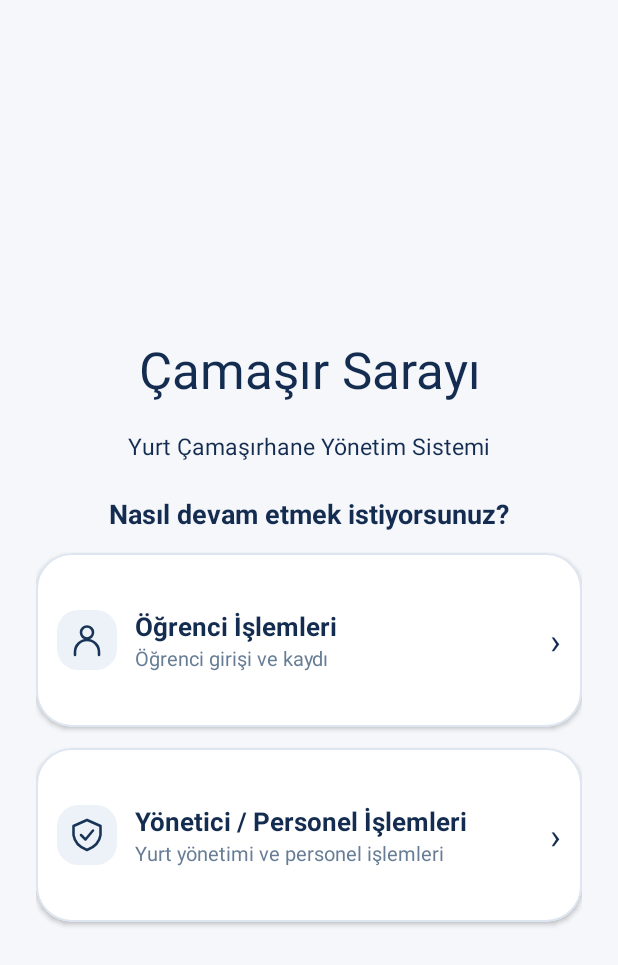
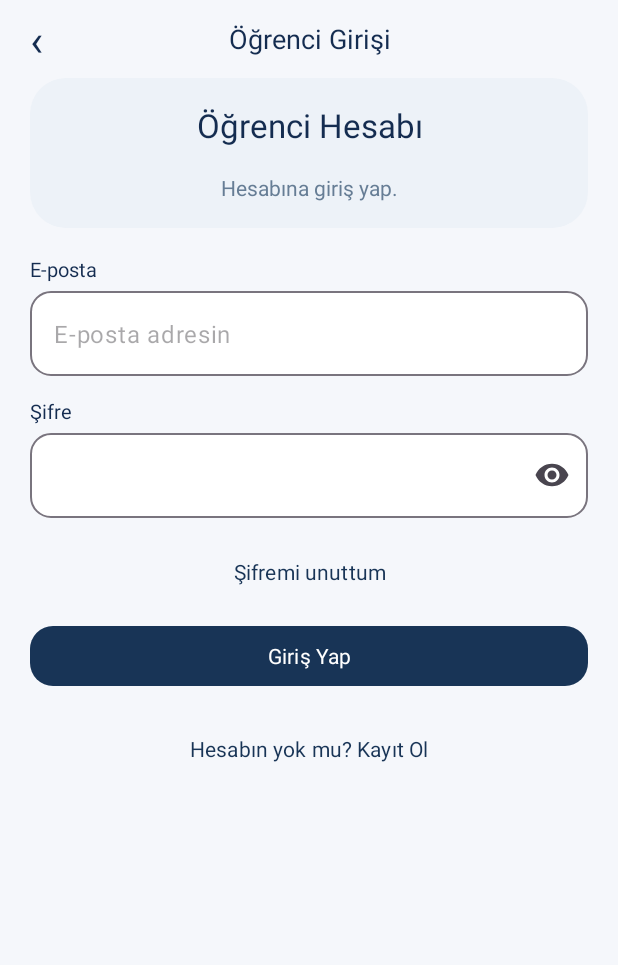
Before and after one commit to fatih23-gif/CamasirSarayi, an Android app: the screen it shows after launch (MainActivity), after a tap on "Öğrenci İşlemleri", on a phone screen of 412 x 824 dp. Shown: the top 965 px of the screen. Run offline under Robolectric (Android 15) with nearby library versions, the phone set to English and light mode, and no system bars.

Commit message:
Hafta 2 Asama 2 - Ogrenci giris ve kayit ekranlari eklendi

```diff
--- a/app/src/main/java/com/camasirsarayi/hafta2/MainActivity.kt
+++ b/app/src/main/java/com/camasirsarayi/hafta2/MainActivity.kt
@@ -1,7 +1,11 @@
 package com.camasirsarayi.hafta2
 
 import android.os.Bundle
+import android.util.Patterns
 import android.view.View
+import android.widget.EditText
+import android.widget.TextView
+import androidx.activity.OnBackPressedCallback
 import android.widget.Toast
 import androidx.appcompat.app.AppCompatActivity
 import androidx.core.view.ViewCompat
@@ -9,10 +13,31 @@ import androidx.core.view.WindowCompat
 import androidx.core.view.WindowInsetsCompat
 
 class MainActivity : AppCompatActivity() {
+    private enum class Screen(val layout: Int) {
+        WELCOME(R.layout.screen_welcome),
+        LOGIN(R.layout.screen_student_login),
+        REGISTER(R.layout.screen_student_register)
+    }
+
+    private var current = Screen.WELCOME
+
     override fun onCreate(savedInstanceState: Bundle?) {
         super.onCreate(savedInstanceState)
         WindowCompat.setDecorFitsSystemWindows(window, false)
-        val screen = layoutInflater.inflate(R.layout.screen_welcome, null)
+        onBackPressedDispatcher.addCallback(this, object : OnBackPressedCallback(true) {
+            override fun handleOnBackPressed() = goBack()
+        })
+        show(savedInstanceState?.getString("screen")?.let(Screen::valueOf) ?: Screen.WELCOME)
+    }
+
+    override fun onSaveInstanceState(outState: Bundle) {
+        outState.putString("screen", current.name)
+        super.onSaveInstanceState(outState)
+    }
+
+    private fun show(destination: Screen) {
+        current = destination
+        val screen = layoutInflater.inflate(destination.layout, null)
         setContentView(screen)
         WindowCompat.getInsetsController(window, screen).apply {
             isAppearanceLightStatusBars = true
@@ -23,11 +48,54 @@ class MainActivity : AppCompatActivity() {
             view.setPadding(bars.left, bars.top, bars.right, bars.bottom)
             insets
         }
-        findViewById<View>(R.id.student_login).setOnClickListener {
-            Toast.makeText(this, "Öğrenci ekranları 2. aşamada eklenecek.", Toast.LENGTH_SHORT).show()
+        if (destination == Screen.WELCOME) {
+            findViewById<View>(R.id.student_login).setOnClickListener { show(Screen.LOGIN) }
+            findViewById<View>(R.id.admin_login).setOnClickListener {
+                Toast.makeText(this, "Yönetici ekranları 3. aşamada eklenecek.", Toast.LENGTH_SHORT).show()
+            }
+            return
         }
-        findViewById<View>(R.id.admin_login).setOnClickListener {
-            Toast.makeText(this, "Yönetici ekranları 3. aşamada eklenecek.", Toast.LENGTH_SHORT).show()
+
+        findViewById<View>(R.id.back).setOnClickListener { goBack() }
+        findViewById<View>(R.id.switch_screen).setOnClickListener {
+            show(if (current == Screen.LOGIN) Screen.REGISTER else Screen.LOGIN)
+        }
+        findViewById<View?>(R.id.forgot)?.setOnClickListener {
+            feedback("Bu sürümde şifre sıfırlama e-postası gönderilmiyor.")
+        }
+        findViewById<View>(R.id.submit).setOnClickListener { validateForm() }
+    }
+
+    private fun goBack() {
+        when (current) {
+            Screen.REGISTER -> show(Screen.LOGIN)
+            Screen.LOGIN -> show(Screen.WELCOME)
+            Screen.WELCOME -> finish()
+        }
+    }
+
+    private fun feedback(message: String) {
+        findViewById<TextView>(R.id.feedback).text = message
+    }
+
+    private fun validateForm() {
+        feedback("")
+        val name = findViewById<EditText?>(R.id.name)
+        val email = findViewById<EditText>(R.id.email)
+        val password = findViewById<EditText>(R.id.password)
+        val repeat = findViewById<EditText?>(R.id.repeat_password)
+        when {
+            name != null && name.text.toString().trim().length < 3 ->
+                name.error = "Adını ve soyadını gir."
+            !Patterns.EMAIL_ADDRESS.matcher(email.text.toString().trim()).matches() ->
+                email.error = "Geçerli bir e-posta adresi gir."
+            password.text.length < 8 ->
+                password.error = "Şifre en az 8 karakter olmalı."
+            repeat != null && repeat.text.toString() != password.text.toString() ->
+                repeat.error = "Şifreler eşleşmiyor."
+            current == Screen.REGISTER ->
+                feedback("Form geçerli. Bu sürümde hesap oluşturulmadı.")
+            else -> feedback("Form geçerli. Bu sürümde oturum açılmadı.")
         }
     }
 }
--- /dev/null
+++ b/app/src/main/res/drawable/student_header.xml
@@ -0,0 +1,4 @@
+<shape xmlns:android="http://schemas.android.com/apk/res/android">
+    <corners android:radius="24dp" />
+    <solid android:color="@color/nav_indicator" />
+</shape>
--- /dev/null
+++ b/app/src/main/res/layout/screen_student_login.xml
@@ -0,0 +1,52 @@
+<ScrollView xmlns:android="http://schemas.android.com/apk/res/android"
+    xmlns:app="http://schemas.android.com/apk/res-auto" android:layout_width="match_parent"
+    android:layout_height="match_parent" android:fillViewport="true">
+    <LinearLayout android:layout_width="match_parent" android:layout_height="wrap_content"
+        android:orientation="vertical" android:paddingHorizontal="20dp" android:paddingBottom="20dp"
+        android:focusableInTouchMode="true">
+        <FrameLayout android:layout_width="match_parent" android:layout_height="52dp">
+            <TextView android:layout_width="match_parent" android:layout_height="wrap_content" android:text="Öğrenci Girişi" android:textColor="@color/ink" android:textSize="18sp" android:layout_gravity="center" android:gravity="center" />
+            <TextView android:id="@+id/back" android:layout_width="48dp" android:layout_height="match_parent"
+                android:text="‹" android:textSize="29sp" android:textColor="@color/ink"
+                android:gravity="center_vertical" android:contentDescription="Geri"
+                android:background="?attr/selectableItemBackgroundBorderless" android:focusable="true" />
+        </FrameLayout>
+        <LinearLayout android:layout_width="match_parent" android:layout_height="wrap_content"
+            android:minHeight="100dp" android:gravity="center" android:orientation="vertical"
+            android:padding="12dp" android:background="@drawable/student_header">
+            <TextView android:layout_width="match_parent" android:layout_height="wrap_content" android:text="Öğrenci Hesabı" android:textColor="@color/ink" android:textSize="22sp" android:gravity="center" />
+            <TextView android:layout_width="match_parent" android:layout_height="wrap_content"
+                android:gravity="center" android:layout_marginTop="17dp" android:textSize="14sp"
+                android:textColor="@color/muted" android:text="Hesabına giriş yap." />
+        </LinearLayout>
+        <Space android:layout_width="1dp" android:layout_height="4dp" />
+        <TextView android:layout_width="match_parent" android:layout_height="wrap_content" android:text="E-posta" android:textColor="@color/ink" android:textSize="13sp" android:labelFor="@+id/email" android:layout_marginTop="14dp" />
+ <com.google.android.material.textfield.TextInputLayout style="@style/StudentField"
+     android:layout_width="match_parent" android:layout_height="wrap_content"
+     android:layout_marginTop="5dp" >
+     <com.google.android.material.textfield.TextInputEditText android:id="@id/email"
+         android:layout_width="match_parent" android:layout_height="wrap_content"
+         android:minHeight="56dp" android:inputType="textEmailAddress" android:maxLines="1"
+         android:hint="E-posta adresin" android:textSize="16sp" android:saveEnabled="false" />
+ </com.google.android.material.textfield.TextInputLayout>
+ <TextView android:layout_width="match_parent" android:layout_height="wrap_content" android:text="Şifre" android:textColor="@color/ink" android:textSize="13sp" android:labelFor="@+id/password" android:layout_marginTop="14dp" />
+ <com.google.android.material.textfield.TextInputLayout style="@style/StudentField"
+     android:layout_width="match_parent" android:layout_height="wrap_content"
+     android:layout_marginTop="5dp" app:endIconMode="password_toggle">
+     <com.google.android.material.textfield.TextInputEditText android:id="@id/password"
+         android:layout_width="match_parent" android:layout_height="wrap_content"
+         android:minHeight="56dp" android:inputType="textPassword" android:maxLines="1"
+         android:hint="" android:textSize="16sp" android:saveEnabled="false" />
+ </com.google.android.material.textfield.TextInputLayout>
+
+        <com.google.android.material.button.MaterialButton android:id="@+id/forgot"
+    style="@style/StudentLink" android:layout_width="match_parent"
+    android:layout_height="wrap_content" android:layout_marginTop="12dp" android:text="Şifremi unuttum" /><com.google.android.material.button.MaterialButton android:id="@+id/submit"
+    style="@style/StudentSubmit" android:layout_width="match_parent"
+    android:layout_height="wrap_content" android:layout_marginTop="8dp" android:text="Giriş Yap" /><com.google.android.material.button.MaterialButton android:id="@+id/switch_screen"
+    style="@style/StudentLink" android:layout_width="match_parent"
+    android:layout_height="wrap_content" android:layout_marginTop="14dp" android:text="Hesabın yok mu? Kayıt Ol" />
+        <TextView android:id="@+id/feedback" android:layout_width="match_parent" android:layout_height="wrap_content"
+            android:gravity="center" android:textColor="@color/ink" android:accessibilityLiveRegion="polite" />
+    </LinearLayout>
+</ScrollView>
--- /dev/null
+++ b/app/src/main/res/values/student_styles.xml
@@ -0,0 +1,21 @@
+<resources>
+    <style name="StudentField" parent="Widget.Material3.TextInputLayout.OutlinedBox">
+        <item name="hintEnabled">false</item>
+        <item name="boxBackgroundColor">@color/card</item>
+        <item name="boxCornerRadiusTopStart">14dp</item>
+        <item name="boxCornerRadiusTopEnd">14dp</item>
+        <item name="boxCornerRadiusBottomStart">14dp</item>
+        <item name="boxCornerRadiusBottomEnd">14dp</item>
+    </style>
+    <style name="StudentSubmit" parent="Widget.Material3.Button">
+        <item name="android:minHeight">48dp</item>
+        <item name="android:textAllCaps">false</item>
+        <item name="android:textSize">14sp</item>
+        <item name="cornerRadius">15dp</item>
+    </style>
+    <style name="StudentLink" parent="Widget.Material3.Button.TextButton">
+        <item name="android:minHeight">48dp</item>
+        <item name="android:textAllCaps">false</item>
+        <item name="android:textSize">14sp</item>
+    </style>
+</resources>
```
Also changed, not shown: app/src/main/res/layout/screen_student_register.xml (added, +68 -0 lines).
